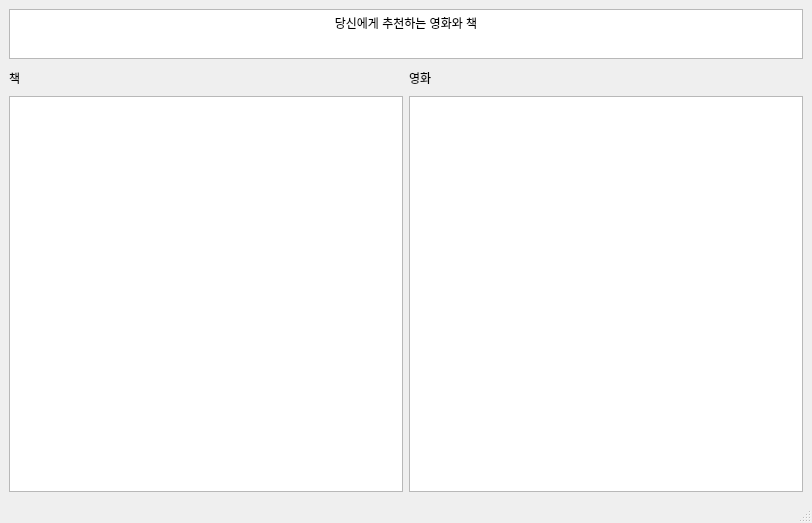
This is ui_files/analysis_tool_result.ui in jiwoo1105/DKU_Opensource_knoo-B as Qt 5 draws it before an edit. The edited form follows.
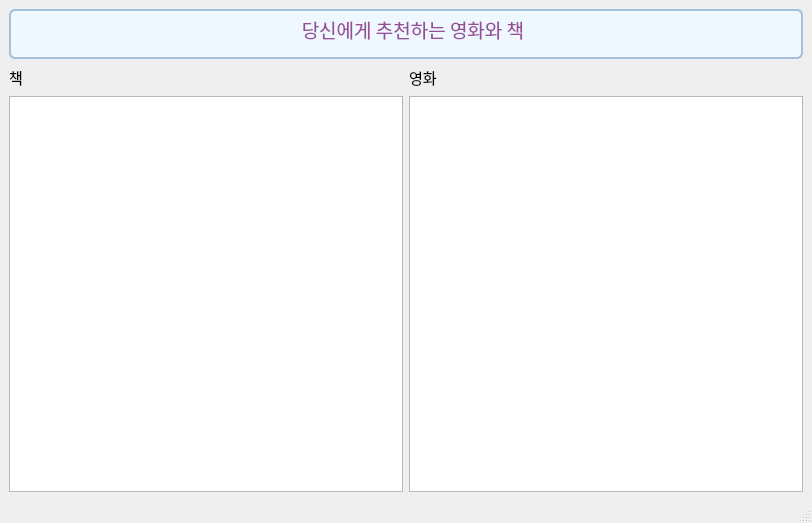
This is the edited form.

Commit message: UI 1차 수정

Patch:
```diff
--- a/ui_files/analysis_tool_result.ui
+++ b/ui_files/analysis_tool_result.ui
@@ -25,12 +25,31 @@
           <height>50</height>
          </size>
         </property>
+        <property name="font">
+         <font>
+          <family>G마켓 산스 TTF Medium</family>
+          <pointsize>9</pointsize>
+          <weight>7</weight>
+          <italic>false</italic>
+          <bold>false</bold>
+         </font>
+        </property>
+        <property name="styleSheet">
+         <string notr="true">font: 57 9pt &quot;G마켓 산스 TTF Medium&quot;;
+color: #2E2E2E;
+
+border-style: solid;
+border-width: 2px;
+border-color: #A3C1DA;
+border-radius: 6px;
+background-color: #F0F8FF;</string>
+        </property>
         <property name="html">
          <string>&lt;!DOCTYPE HTML PUBLIC &quot;-//W3C//DTD HTML 4.0//EN&quot; &quot;http://www.w3.org/TR/REC-html40/strict.dtd&quot;&gt;
 &lt;html&gt;&lt;head&gt;&lt;meta name=&quot;qrichtext&quot; content=&quot;1&quot; /&gt;&lt;style type=&quot;text/css&quot;&gt;
 p, li { white-space: pre-wrap; }
-&lt;/style&gt;&lt;/head&gt;&lt;body style=&quot; font-family:'Gulim'; font-size:9pt; font-weight:400; font-style:normal;&quot;&gt;
-&lt;p align=&quot;center&quot; style=&quot; margin-top:0px; margin-bottom:0px; margin-left:0px; margin-right:0px; -qt-block-indent:0; text-indent:0px;&quot;&gt;당신에게 추천하는 영화와 책&lt;/p&gt;&lt;/body&gt;&lt;/html&gt;</string>
+&lt;/style&gt;&lt;/head&gt;&lt;body style=&quot; font-family:'G마켓 산스 TTF Medium'; font-size:9pt; font-weight:56; font-style:normal;&quot;&gt;
+&lt;p align=&quot;center&quot; style=&quot; margin-top:12px; margin-bottom:12px; margin-left:0px; margin-right:0px; -qt-block-indent:0; text-indent:0px;&quot;&gt;&lt;span style=&quot; font-weight:400;&quot;&gt;  &lt;/span&gt;&lt;span style=&quot; font-size:14pt; font-weight:400; color:#964f96;&quot;&gt;    당신에게 추천하는 영화와 책  &lt;/span&gt;&lt;/p&gt;&lt;/body&gt;&lt;/html&gt;</string>
         </property>
        </widget>
       </item>
@@ -46,6 +65,12 @@
               <height>25</height>
              </size>
             </property>
+            <property name="font">
+             <font>
+              <family>G마켓 산스 TTF Medium</family>
+              <pointsize>11</pointsize>
+             </font>
+            </property>
             <property name="text">
              <string>책</string>
             </property>
@@ -66,6 +91,12 @@
               <height>25</height>
              </size>
             </property>
+            <property name="font">
+             <font>
+              <family>G마켓 산스 TTF Medium</family>
+              <pointsize>11</pointsize>
+             </font>
+            </property>
             <property name="text">
              <string>영화</string>
             </property>
```
Left out of the diff: 2 changed lines with no effect on the pictures. The commit also changes 4 other files.
